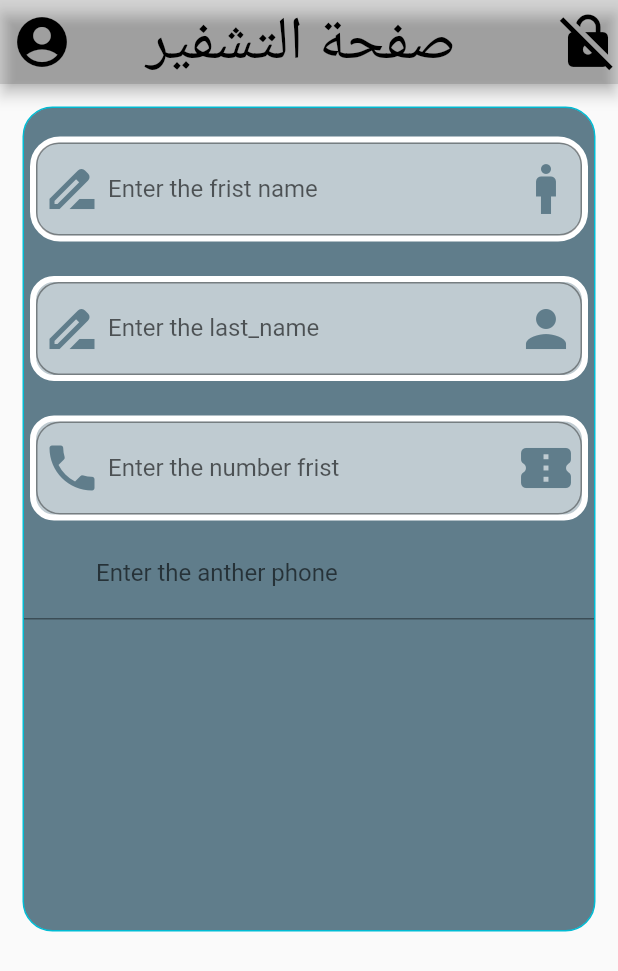
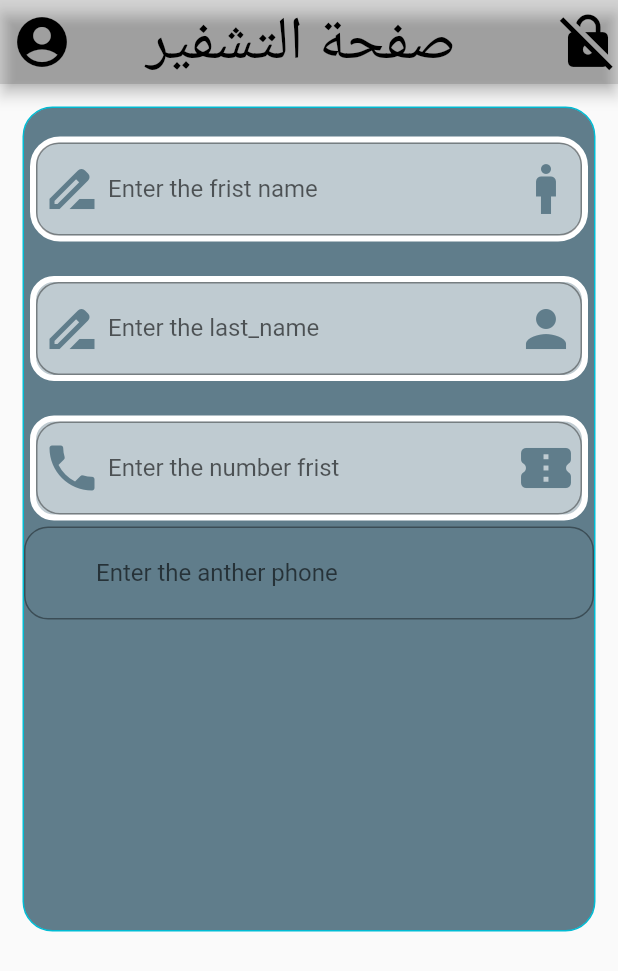
Before and after one commit to salahalddinn/project_flutter, a Flutter app: the screen it shows after launch, on a phone screen of 412 x 824 dp. Shown: the top 971 px of the screen. Run offline on Flutter 3.47's test engine with Material 2 defaults, Android fonts, the light colour scheme and no system bars.

Commit message:
create Textformfield 4 change InputDecoration OutlineInputBorder  branch salah

```diff
--- a/lib/main.dart
+++ b/lib/main.dart
@@ -119,7 +119,10 @@ class screan1 extends StatelessWidget {
                    suffixIcon: Icon(Icons.man,size: 40,color: Colors.blueGrey,),
                    labelText: "Enter the anther phone",
                    hintText: "ادخل رقم ثاني ان وجود",
+border: OutlineInputBorder(
+  borderRadius: BorderRadius.circular(16),
 
+)
                  ),
                ),
                 ],
```
